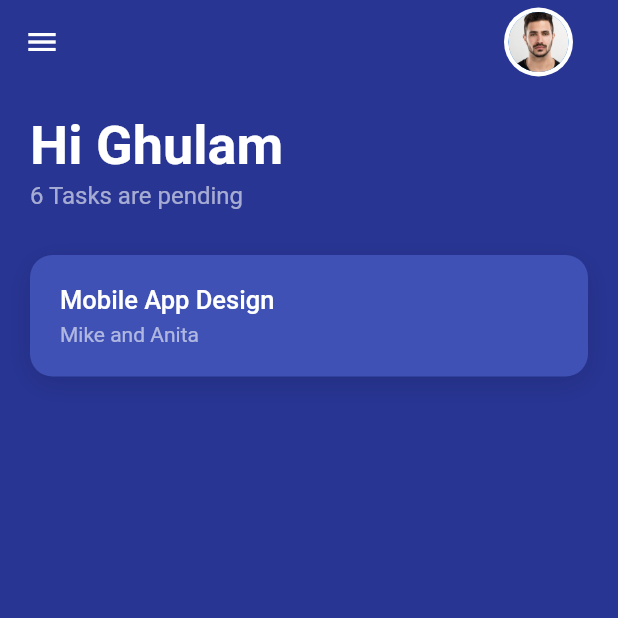
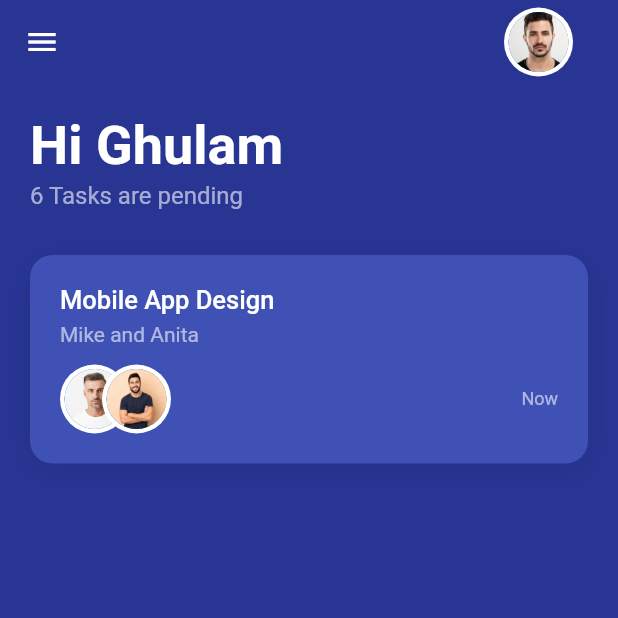
Before and after one commit to farhan-syah/flutter-training-18-Jul, a Flutter app: the HomeScreen screen opened directly, on a phone screen of 412 x 824 dp, the top half of it. Run offline on Flutter 3.47's test engine with Material 2 defaults, Android fonts, the phone set to English and light mode, and no system bars.

Commit message:
Create custom ImageContainer widget

```diff
--- a/lib/home.screen.dart
+++ b/lib/home.screen.dart
@@ -18,15 +18,9 @@ class HomeScreen extends StatelessWidget {
             padding: const EdgeInsets.only(right: 30),
             child: Column(
               mainAxisAlignment: MainAxisAlignment.center,
-              children: [
-                Container(
-                  padding: const EdgeInsets.all(3),
-                  decoration: BoxDecoration(
-                      borderRadius: BorderRadius.circular(50),
-                      color: Colors.white),
-                  child: const CircleAvatar(
-                      backgroundImage:
-                          AssetImage('assets/images/profile_pic_men.webp')),
+              children: const [
+                ImageContainer(
+                  assetImagePath: 'assets/images/profile_pic_men.webp',
                 ),
               ],
             ),
@@ -54,11 +48,11 @@ class HomeScreen extends StatelessWidget {
               decoration: BoxDecoration(
                   color: Colors.indigo,
                   borderRadius: BorderRadius.circular(15),
-                  boxShadow: const [
+                  boxShadow: [
                     BoxShadow(
                         blurRadius: 15,
-                        color: Colors.black12,
-                        offset: Offset(0, 5))
+                        color: Colors.black.withAlpha(20),
+                        offset: const Offset(0, 5))
                   ]),
               child: Column(
                 crossAxisAlignment: CrossAxisAlignment.stretch,
@@ -76,6 +70,32 @@ class HomeScreen extends StatelessWidget {
                     'Mike and Anita',
                     style: TextStyle(color: textColor3),
                   ),
+                  const SizedBox(height: 12),
+                  Row(
+                    children: [
+                      //Left component
+                      Expanded(
+                        child: Stack(
+                          children: const [
+                            ImageContainer(
+                                assetImagePath:
+                                    'assets/images/profilePic2.jpeg'),
+                            Padding(
+                              padding: EdgeInsets.only(left: 28),
+                              child: ImageContainer(
+                                  assetImagePath:
+                                      'assets/images/profilePic3.jpeg'),
+                            )
+                          ],
+                        ),
+                      ),
+                      // Right component
+                      Text(
+                        'Now',
+                        style: TextStyle(color: textColor3, fontSize: 12),
+                      ),
+                    ],
+                  )
                 ],
               ),
             )
@@ -85,3 +105,22 @@ class HomeScreen extends StatelessWidget {
     );
   }
 }
+
+class ImageContainer extends StatelessWidget {
+  final String assetImagePath;
+
+  const ImageContainer({
+    required this.assetImagePath,
+    Key? key,
+  }) : super(key: key);
+
+  @override
+  Widget build(BuildContext context) {
+    return Container(
+      padding: const EdgeInsets.all(3),
+      decoration: BoxDecoration(
+          borderRadius: BorderRadius.circular(50), color: Colors.white),
+      child: CircleAvatar(backgroundImage: AssetImage(assetImagePath)),
+    );
+  }
+}
```
Also changed, not shown: assets/images/profilePic2.jpeg (added), assets/images/profilePic3.jpeg (added).
